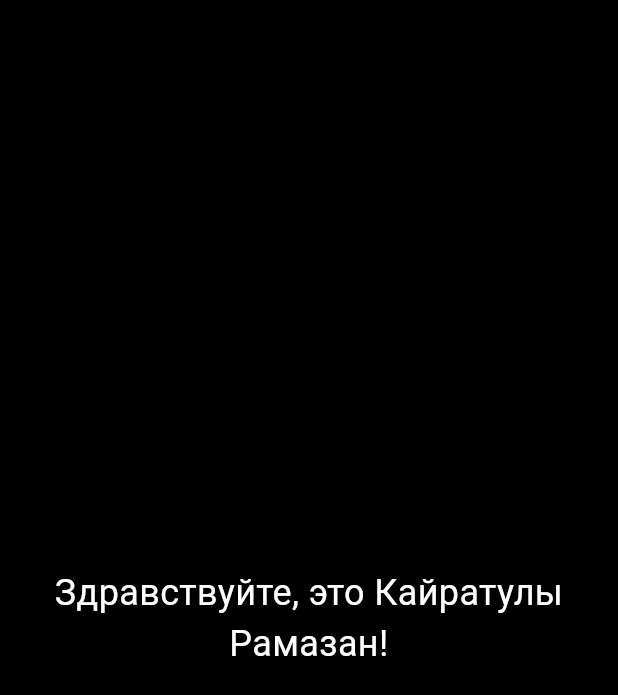
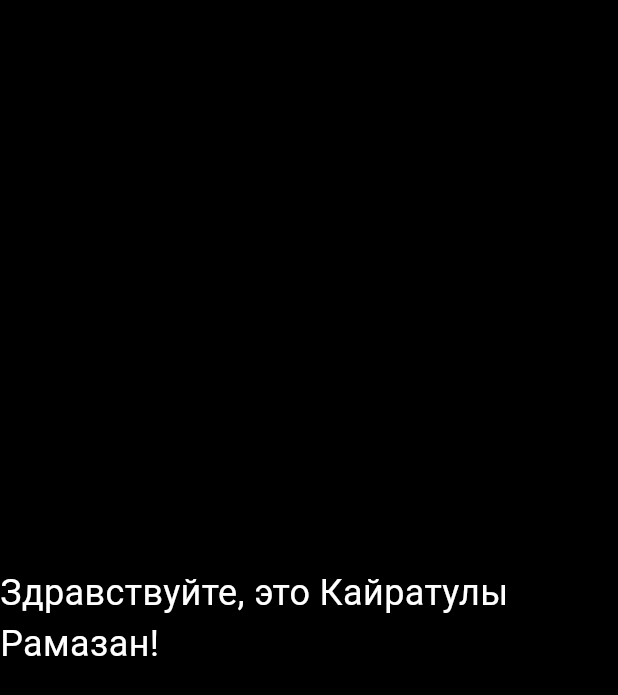
Before and after one commit to rrama19a/srs3, a Flutter app: the screen it shows after launch, on a phone screen of 412 x 824 dp. Shown: the top 695 px of the screen. Run offline on Flutter 3.47's test engine with Material 3 defaults, Android fonts, the phone set to English and light mode, and no system bars.

Commit message:
Update main.dart

```diff
--- a/lib/main.dart
+++ b/lib/main.dart
@@ -11,10 +11,17 @@ class MyApp extends StatelessWidget {
       home: Scaffold(
         backgroundColor: const Color.fromARGB(255, 0, 0, 0),
         body: Center(
-          child: Text(
-            'Здравствуйте, это Кайратулы Рамазан!',
-            textAlign: TextAlign.center,
-            style: TextStyle(fontSize: 24.0, color: Colors.white),
+          child: Row(
+            crossAxisAlignment: CrossAxisAlignment.center,
+            children: [
+              Expanded(
+                child: Text(
+                  'Здравствуйте, это Кайратулы Рамазан!',
+                  textAlign: TextAlign.left,
+                  style: TextStyle(fontSize: 24.0, color: Colors.white),
+                ),
+              ),
+            ],
           ),
         ),
       ),
```
